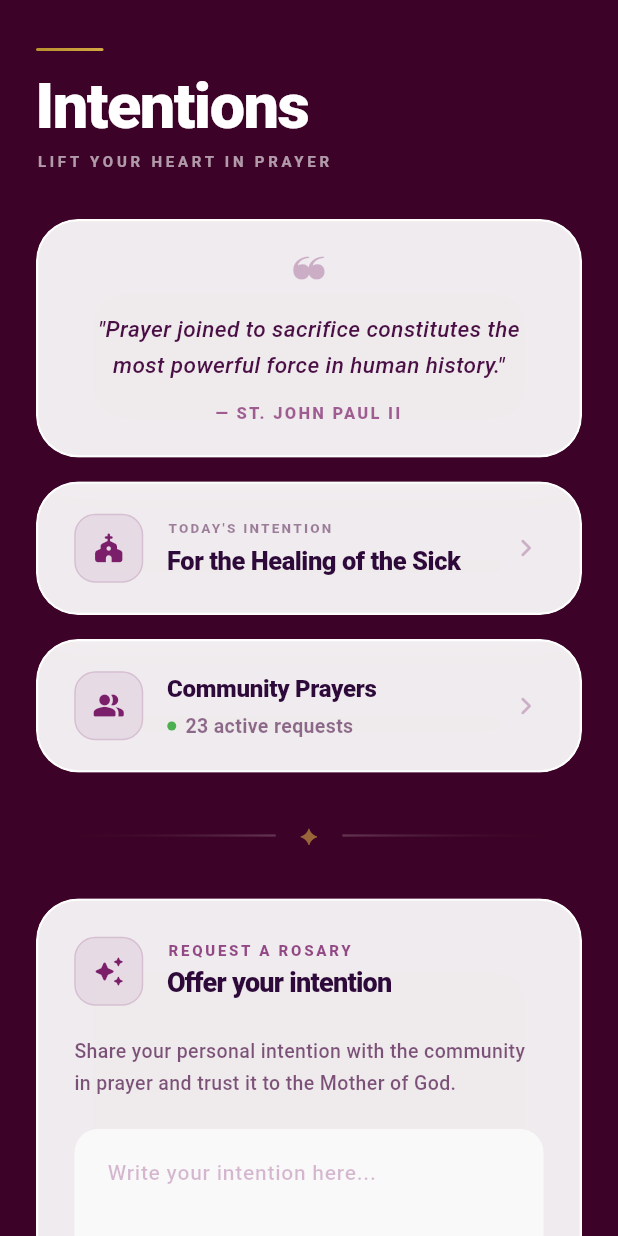
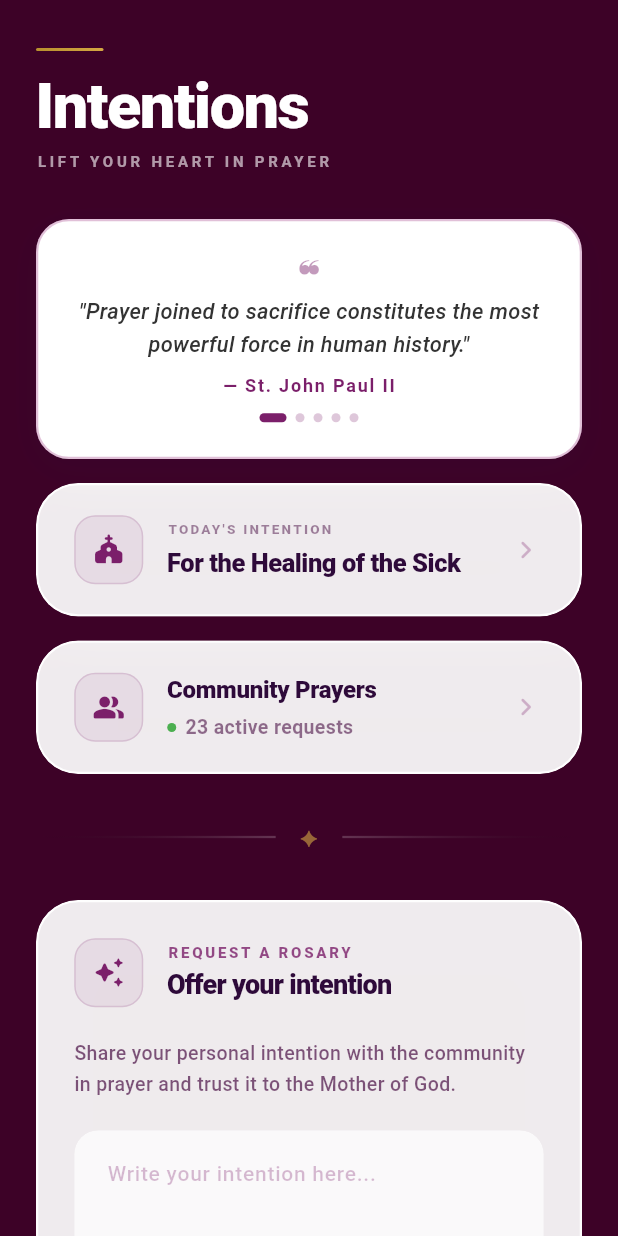
Before and after one commit to AbhijithTJ/conta_beads, a Flutter app: the IntentionsScreen screen opened directly, on a phone screen of 412 x 824 dp. Run offline on Flutter 3.47's test engine with Material 3 defaults, Android fonts, the phone set to English and light mode, and no system bars; our stand-ins replace curved_navigation_bar, intl_phone_field, local_auth, shared_preferences; accounts and stored records are empty; Roboto replaces fonts that are missing (Georgia).

Commit message:
slider implement on intention page

```diff
--- a/lib/screens/intentions/intentions_screen.dart
+++ b/lib/screens/intentions/intentions_screen.dart
@@ -1,3 +1,4 @@
+import 'dart:async';
 import 'dart:ui';
 import 'package:flutter/material.dart';
 import '../../colors/colors.dart';
@@ -10,23 +11,47 @@
   State<IntentionsScreen> createState() => _IntentionsScreenState();
 }
 
-class _IntentionsScreenState extends State<IntentionsScreen> {
+class _IntentionsScreenState extends State<IntentionsScreen> with TickerProviderStateMixin {
   final TextEditingController _intentionController = TextEditingController();
 
-  final String quote =
-      '"Prayer joined to sacrifice constitutes the most powerful force in human history."';
-  final String quoteAuthor = '— St. John Paul II';
+  late AnimationController _quoteFadeController;
+  late Animation<double> _quoteFadeAnim;
+  Timer? _quoteTimer;
+  int _currentQuoteIndex = 0;
+
+  final List<Map<String, String>> _quotes = [
+    {'text': '"Prayer joined to sacrifice constitutes the most powerful force in human history."', 'author': '— St. John Paul II'},
+    {'text': '"The rosary is the most excellent form of prayer."', 'author': 'Pope Paul VI'},
+    {'text': '"To pray is to let Jesus into our lives."', 'author': 'Ole Hallesby'},
+    {'text': '"Prayer is the key of the morning and the bolt of the evening."', 'author': 'Mahatma Gandhi'},
+    {'text': '"With God, all things are possible."', 'author': 'Matthew 19:26'},
+  ];
+
   final String todayIntention = 'For the Healing of the Sick';
   final int prayerRequests = 23;
 
   @override
   void initState() {
     super.initState();
+    _quoteFadeController = AnimationController(vsync: this, duration: const Duration(milliseconds: 600));
+    _quoteFadeAnim = Tween<double>(begin: 0.0, end: 1.0).animate(
+      CurvedAnimation(parent: _quoteFadeController, curve: Curves.easeInOut),
+    );
+    _quoteFadeController.forward();
+    _quoteTimer = Timer.periodic(const Duration(seconds: 5), (_) {
+      _quoteFadeController.reverse().then((_) {
+        if (!mounted) return;
+        setState(() => _currentQuoteIndex = (_currentQuoteIndex + 1) % _quotes.length);
+        _quoteFadeController.forward();
+      });
+    });
   }
 
   @override
   void dispose() {
     _intentionController.dispose();
+    _quoteTimer?.cancel();
+    _quoteFadeController.dispose();
     super.dispose();
   }
 
@@ -107,45 +132,72 @@
   }
 
   Widget _buildQuoteCard() {
-    return _GlassCard(
+    final q = _quotes[_currentQuoteIndex];
+    return GestureDetector(
+      onHorizontalDragEnd: (details) {
+        if (details.primaryVelocity == null) return;
+        _quoteFadeController.reverse().then((_) {
+          if (!mounted) return;
+          setState(() {
+            if (details.primaryVelocity! < 0) {
+              _currentQuoteIndex = (_currentQuoteIndex + 1) % _quotes.length;
+            } else {
+              _currentQuoteIndex = (_currentQuoteIndex - 1 + _quotes.length) % _quotes.length;
+            }
+          });
+          _quoteFadeController.forward();
+        });
+      },
+      child: FadeTransition(
+        opacity: _quoteFadeAnim,
+        child: Container(
+          width: double.infinity,
+          height: 160,
+          padding: const EdgeInsets.symmetric(horizontal: 24, vertical: 16),
+          decoration: BoxDecoration(
+            color: Colors.white,
+            borderRadius: BorderRadius.circular(22),
+            border: Border.all(color: AppColors.authPurpleLight.withOpacity(0.30), width: 1.5),
+            boxShadow: [
+              BoxShadow(color: AppColors.authBgBottom.withOpacity(0.20), blurRadius: 20, offset: const Offset(0, 6)),
+            ],
+          ),
           child: Column(
+            mainAxisAlignment: MainAxisAlignment.center,
             children: [
+              Text('\u275D', style: TextStyle(fontSize: 20, color: AppColors.authPurple.withOpacity(0.45), height: 1.0)),
+              const SizedBox(height: 6),
               Text(
-            '\u275D',
-            style: TextStyle(
-              fontSize: 32,
-              color: AppColors.authPurple.withOpacity(0.3),
-              height: 1.0,
-            ),
+                q['text']!,
+                textAlign: TextAlign.center,
+                maxLines: 2,
+                overflow: TextOverflow.ellipsis,
+                style: const TextStyle(fontSize: 14.5, fontWeight: FontWeight.w500, color: Color(0xFF333333), fontStyle: FontStyle.italic, height: 1.5, letterSpacing: 0.2),
               ),
               const SizedBox(height: 8),
-          Text(
-            quote,
-            textAlign: TextAlign.center,
-            style: const TextStyle(
-              fontSize: 15,
-              fontWeight: FontWeight.w500,
-              color: AppColors.authBgMid,
-              fontStyle: FontStyle.italic,
-              height: 1.6,
+              Text(q['author']!, style: const TextStyle(fontSize: 12, fontWeight: FontWeight.w700, color: AppColors.authPurple, letterSpacing: 1.2)),
+              const SizedBox(height: 10),
+              Row(
+                mainAxisAlignment: MainAxisAlignment.center,
+                children: List.generate(_quotes.length, (i) {
+                  return AnimatedContainer(
+                    duration: const Duration(milliseconds: 300),
+                    width: i == _currentQuoteIndex ? 18 : 6,
+                    height: 6,
+                    margin: const EdgeInsets.symmetric(horizontal: 3),
+                    decoration: BoxDecoration(
+                      borderRadius: BorderRadius.circular(3),
+                      color: i == _currentQuoteIndex ? AppColors.authPurple : AppColors.authPurple.withOpacity(0.25),
                     ),
-          ),
-          const SizedBox(height: 12),
-          Text(
-            quoteAuthor.toUpperCase(),
-            textAlign: TextAlign.center,
-            style: TextStyle(
-              fontSize: 11,
-              fontWeight: FontWeight.w800,
-              color: AppColors.authPurple.withOpacity(0.7),
-              letterSpacing: 1.5,
-            ),
+                  );
+                }),
               ),
             ],
           ),
+        ),
+      ),
     );
   }
-
   Widget _buildTodayIntentionCard() {
     return _GlassCard(
       child: Row(
```
Lines whose indentation alone changed are shown as unchanged.
